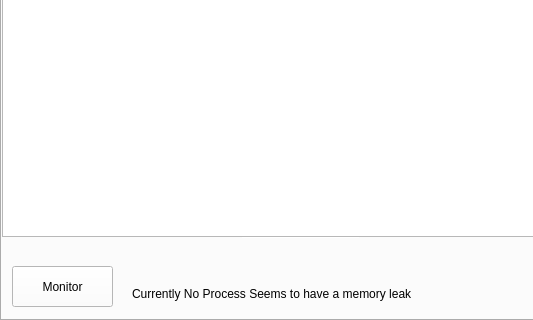
Old version of the form Sysmon/sysmon.ui in the repository moyass/System-Application-Monitor; both pictures show x 0 to 533 and y 200 to 520 of the 805 by 520 pixel window.
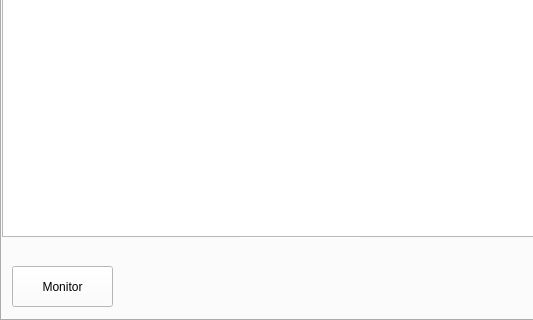
New version of the form.

Commit message: Added system notification and graph

```diff
--- a/Sysmon/sysmon.ui
+++ b/Sysmon/sysmon.ui
@@ -87,19 +87,6 @@
       <string>Refresh</string>
      </property>
     </widget>
-    <widget class="QLabel" name="label_3">
-     <property name="geometry">
-      <rect>
-       <x>130</x>
-       <y>460</y>
-       <width>321</width>
-       <height>16</height>
-      </rect>
-     </property>
-     <property name="text">
-      <string>Currently No Process Seems to have a memory leak</string>
-     </property>
-    </widget>
     <widget class="QPushButton" name="aboutButton">
      <property name="geometry">
       <rect>
```
